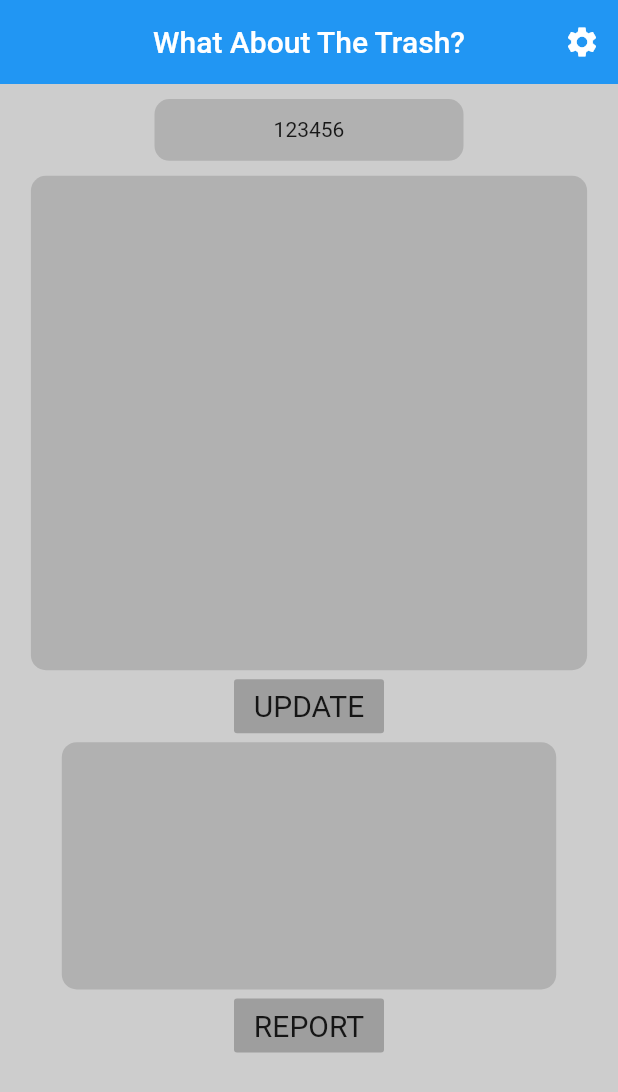
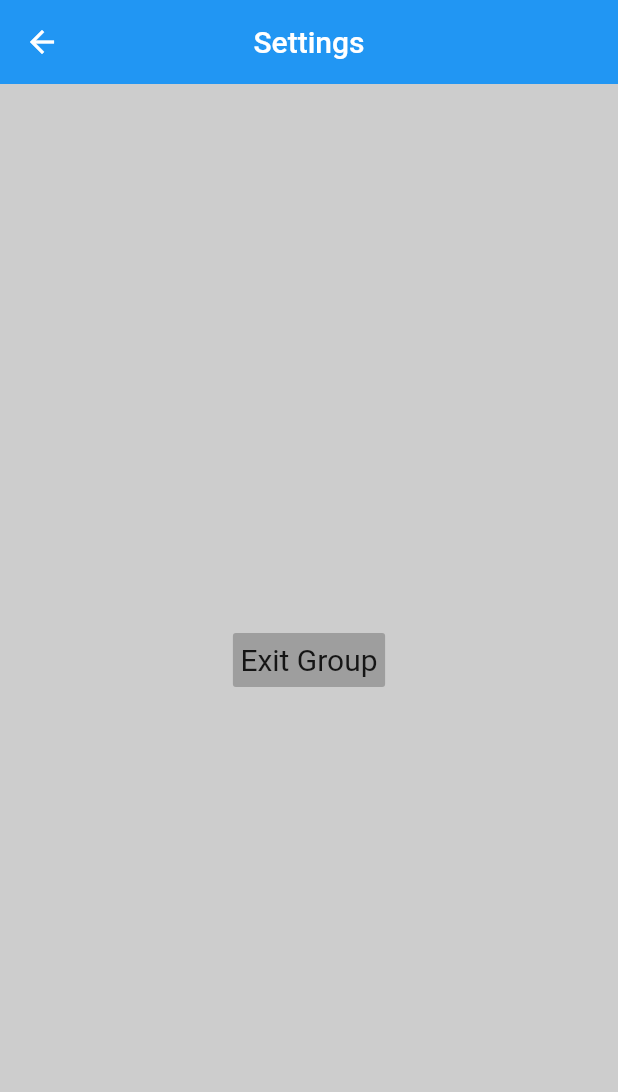
Before and after one commit to RonitPr/WhatAboutTheTrash, a Flutter app: the screen it shows after launch, after a tap on the "settings" icon, on a phone screen of 412 x 824 dp. Shown: the top 1092 px of the screen. Run offline on Flutter 3.47's test engine with Material 2 defaults, Android fonts, the phone set to English and light mode, and no system bars; our stand-ins replace shared_preferences.

Commit message:
feat(client): added settings screen base. Added shared pref functions.

```diff
--- a/lib/Screens/MainScreen.dart
+++ b/lib/Screens/MainScreen.dart
@@ -14,7 +14,9 @@ class MainScreen extends StatelessWidget {
         elevation: 0,
         actions: [
           IconButton(
-            onPressed: () {},
+            onPressed: () {
+              Navigator.pushNamed(context, '/settingsScreen');
+            },
             icon: Icon(Icons.settings), // Settings button for user settings.
           ),
         ],
--- /dev/null
+++ b/lib/Screens/SettingsScreen.dart
@@ -0,0 +1,28 @@
+import 'package:flutter/material.dart';
+import 'package:mehz/Styles/styles.dart';
+import 'package:mehz/services/SheredPref.dart';
+
+class SettingsScreen extends StatelessWidget {
+  const SettingsScreen({Key? key}) : super(key: key);
+
+  @override
+  Widget build(BuildContext context) {
+    return Scaffold(
+      appBar: AppBar(
+        title: Text('Settings'),
+        centerTitle: true,
+        elevation: 0,
+      ),
+      body: Center(
+        child: TextButton(
+          style: getFlatButtonStyle(),
+          onPressed: () {
+            SharedPref().clearMehzPref();
+            Navigator.of(context).pop();
+          },
+          child: Text('Exit Group'),
+        ),
+      ),
+    );
+  }
+}
--- a/lib/main.dart
+++ b/lib/main.dart
@@ -1,4 +1,5 @@
 import 'package:flutter/material.dart';
+import 'package:mehz/Screens/SettingsScreen.dart';
 import 'Screens/CreateGroupScreen.dart';
 import 'Screens/NoGroupScreen.dart';
 import 'package:mehz/Screens/MainScreen.dart';
@@ -16,7 +17,7 @@ class MehzApp extends StatelessWidget {
       routes: {
         '/': (context) => const MainScreen(),
         '/noGroupScreen': (context) => const NoGroupScreen(),
-        // '/settingsScreen': (context) => const SettingsScreen(),
+        '/settingsScreen': (context) => const SettingsScreen(),
         '/reportScreen': (context) => const ReportScreen(),
         '/createGroupScreen': (context) => const CreateGroupScreen(),
       },
--- a/pubspec.yaml
+++ b/pubspec.yaml
@@ -18,7 +18,7 @@ publish_to: "none" # Remove this line if you wish to publish to pub.dev
 version: 1.0.0+1
 
 environment:
-  sdk: ">=2.12.0 <3.0.0"
+  sdk: ">=2.14.0 <3.0.0"
 
 dependencies:
   flutter:
@@ -29,6 +29,7 @@ dependencies:
   # The following adds the Cupertino Icons font to your application.
   # Use with the CupertinoIcons class for iOS style icons.
   cupertino_icons: ^1.0.2
+  shared_preferences: ^2.0.8 # To store user info and group on the device for later access
 
 dev_dependencies:
   flutter_test:
```
Also changed, not shown: lib/Screens/CreateGroupScreen.dart (+23 -1 lines), lib/Screens/NoGroupScreen.dart (+27 -3 lines), lib/services/SheredPref.dart (added, +45 -0 lines), pubspec.lock.
